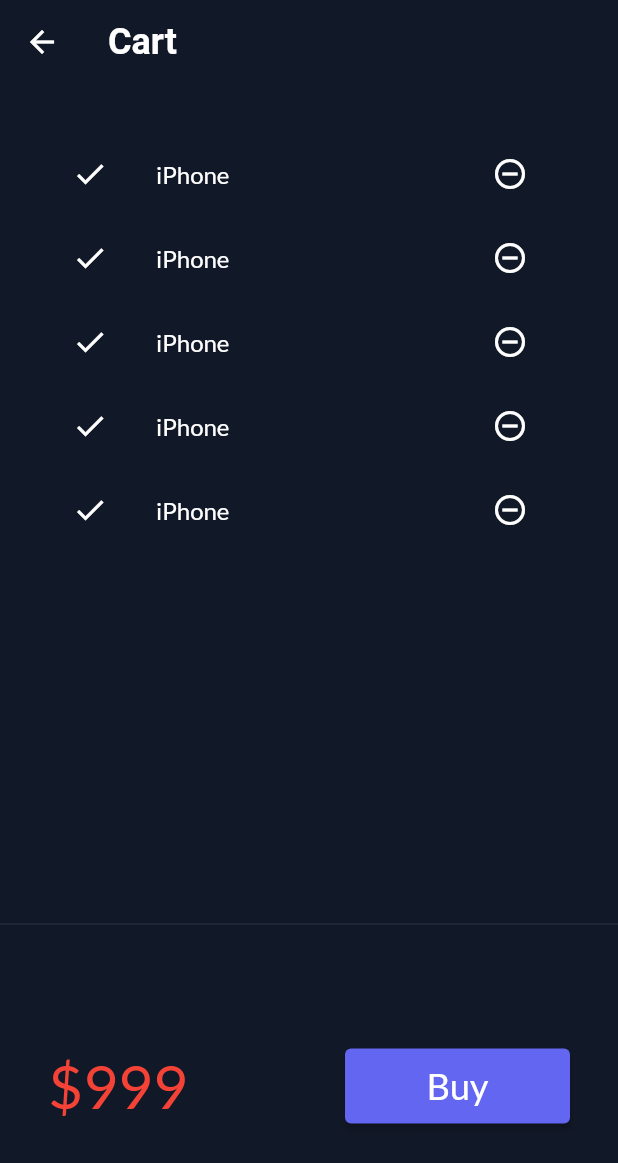
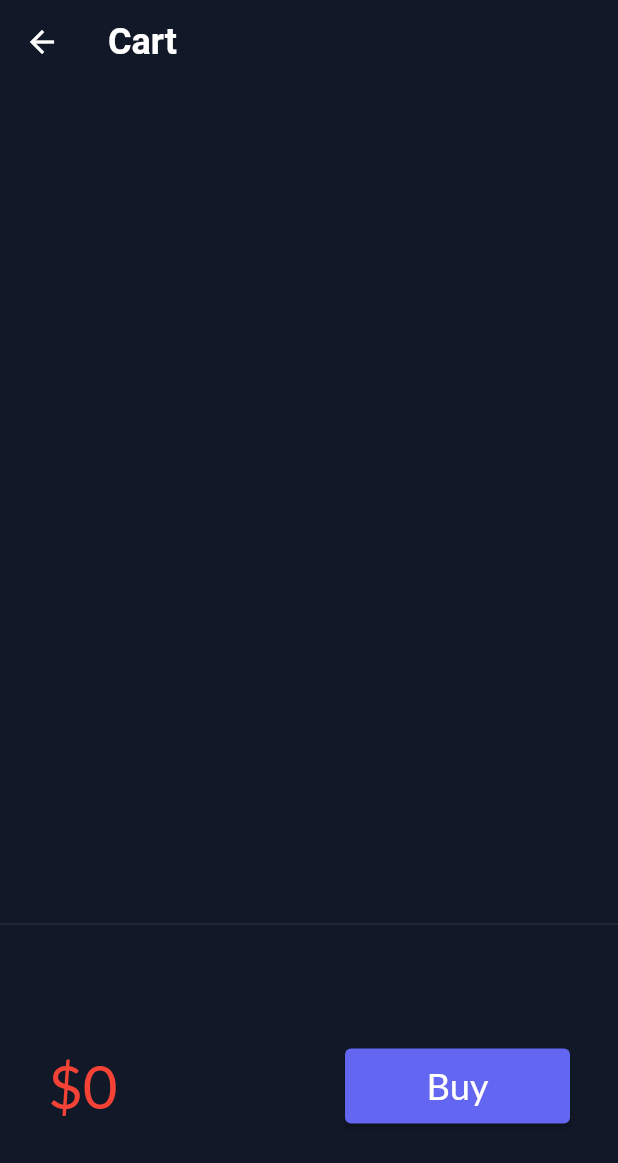
Before and after one commit to Ashishnath1/flutter_catalog_app, a Flutter app: the CartPage screen opened by its route, on a phone screen of 412 x 824 dp. Shown: the top 1163 px of the screen. Run offline on Flutter 3.47's test engine with Material 2 defaults, Android fonts, the phone set to English and light mode, and no system bars; our stand-ins replace google_fonts, velocity_x; network calls fail.

Commit message:
singleton created

```diff
--- a/lib/models/cart.dart
+++ b/lib/models/cart.dart
@@ -1,7 +1,10 @@
-
 import 'package:catalog_app/models/catalog.dart';
 
+
 class CartModel{
+  static final cartModel = CartModel._internal();
+  CartModel._internal();
+  factory CartModel() => cartModel;
 
   late CatalogModel _catalog;
 
--- a/lib/models/catalog.dart
+++ b/lib/models/catalog.dart
@@ -1,6 +1,11 @@
 
 
 class CatalogModel{
+
+  static final catModel = CatalogModel._internal();
+  CatalogModel._internal();
+  factory CatalogModel() => catModel;
+
   static List<Item> items = [];
 
   //get item by id
--- a/lib/pages/cart_page.dart
+++ b/lib/pages/cart_page.dart
@@ -1,4 +1,5 @@
 
+import 'package:catalog_app/models/cart.dart';
 import 'package:flutter/material.dart';
 
 class CartPage extends StatelessWidget {
@@ -34,6 +35,7 @@ class _CartTotal extends StatelessWidget {
 
   @override
   Widget build(BuildContext context) {
+    final _cart = CartModel();
     return SizedBox(
       height: 200,
       child: Padding(
@@ -41,7 +43,7 @@ class _CartTotal extends StatelessWidget {
         child: Row(
           mainAxisAlignment: MainAxisAlignment.spaceBetween,
           children: [
-            const Text("\$${999}", style: TextStyle(
+             Text("\$${_cart.totalPrice}", style: const TextStyle(
               color: Colors.red,
               fontSize: 40
             ),),
@@ -78,17 +80,19 @@ class _CartList extends StatefulWidget {
 }
 
 class _CartListState extends State<_CartList> {
+
+  final _cart = CartModel();
   @override
   Widget build(BuildContext context) {
     return ListView.builder(
-        itemCount: 5,
+        itemCount: _cart.items.length,
         itemBuilder: (context, index) => ListTile(
           leading: const Icon(Icons.done),
           trailing: IconButton(
             icon: const Icon(Icons.remove_circle_outline),
             onPressed: (){},
           ),
-          title: const Text("iPhone"),
+          title: Text(_cart.items[index].name),
         )
     );
   }
```
Also changed, not shown: lib/widgets/home_widgets/catalog_list.dart (+35 -11 lines).
